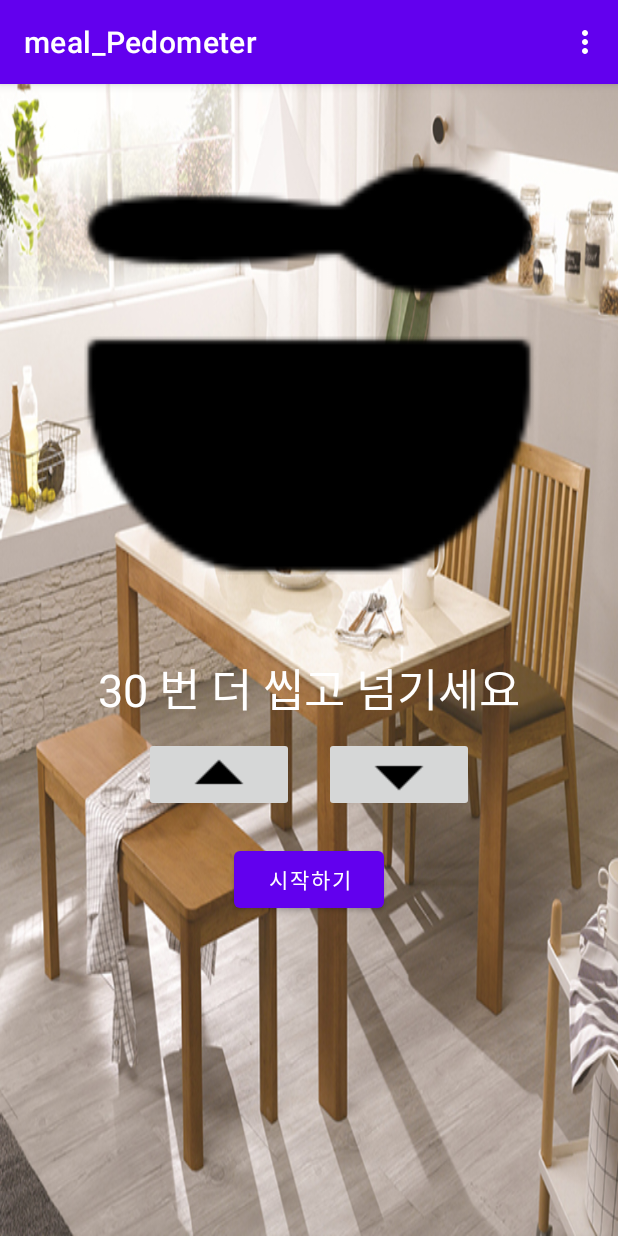
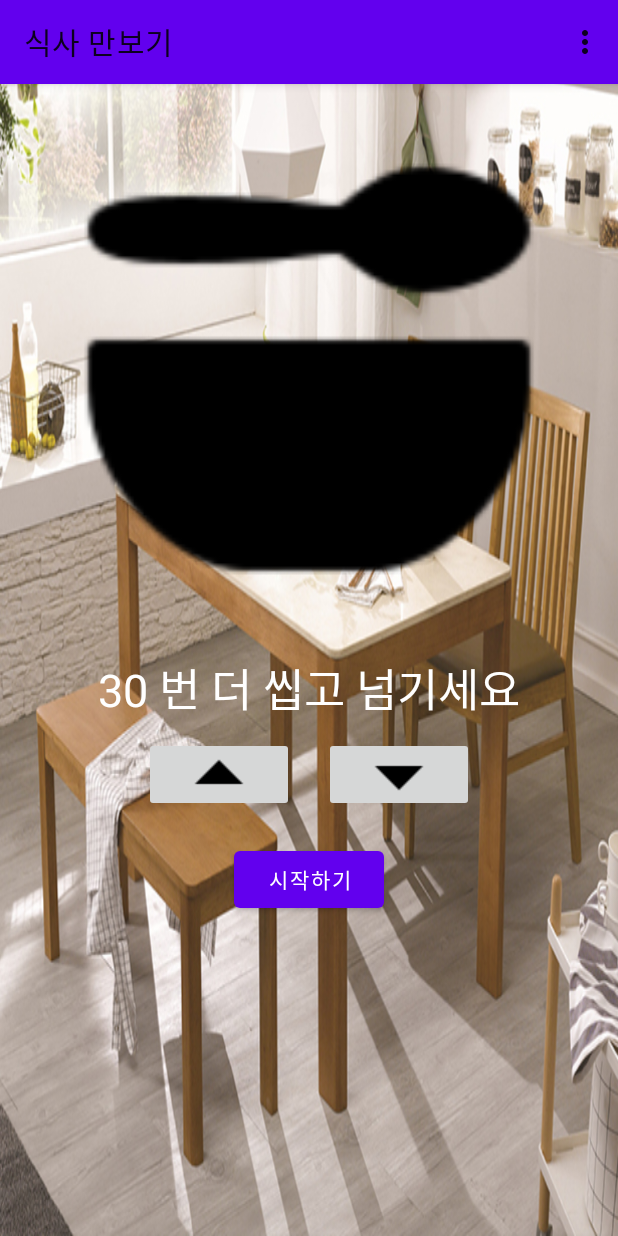
Before and after one commit to lemonbeer24/meal_Pedometer, an Android app: the screen it shows after launch (MainActivity), on a phone screen of 412 x 824 dp. Run offline under Robolectric (Android 15) with nearby library versions, the phone set to English and light mode, and no system bars.

Commit message:
툴 바 수정
툴 바 수정

```diff
--- a/app/src/main/AndroidManifest.xml
+++ b/app/src/main/AndroidManifest.xml
@@ -14,10 +14,11 @@
         <activity android:name=".MainActivity" android:exported="true">
             <intent-filter>
                 <action android:name="android.intent.action.MAIN" />
-
                 <category android:name="android.intent.category.LAUNCHER" />
             </intent-filter>
         </activity>
     </application>
 
+    <!--android:theme="@style/Theme.Meal_Pedometer"-->
+
 </manifest>
--- a/app/src/main/java/com/example/meal_pedometer/MainActivity.java
+++ b/app/src/main/java/com/example/meal_pedometer/MainActivity.java
@@ -1,7 +1,7 @@
 package com.example.meal_pedometer;
 
-import androidx.appcompat.app.AppCompatActivity;
-
+import android.app.ActionBar;
+import android.app.Activity;
 import android.content.Intent;
 import android.media.Image;
 import android.media.MediaPlayer;
@@ -17,6 +17,9 @@ import android.widget.Button;
 import android.widget.ImageButton;
 import android.widget.ImageView;
 import android.widget.TextView;
+
+import androidx.appcompat.app.AppCompatActivity;
+import androidx.appcompat.widget.Toolbar;
 
 public class MainActivity extends AppCompatActivity implements View.OnClickListener {
 
@@ -40,6 +43,9 @@ public class MainActivity extends AppCompatActivity implements View.OnClickListe
     protected void onCreate(Bundle savedInstanceState) {
         super.onCreate(savedInstanceState);
         setContentView(R.layout.activity_main);
+        Toolbar toolbar = findViewById(R.id.main_toolbar);
+        setSupportActionBar(toolbar);
+        getSupportActionBar().setTitle("식사 만보기");
 
         spoon_images_id = new int[]{R.drawable.spoon_100, R.drawable.spoon_half_48, R.drawable.icons_bowl_with_spoon_emt};
 
@@ -69,6 +75,7 @@ public class MainActivity extends AppCompatActivity implements View.OnClickListe
     public boolean onCreateOptionsMenu(Menu menu){
         MenuInflater inflater = getMenuInflater();
         inflater.inflate(R.menu.menu,menu);//xml 파일을 객체로 구현하는 팽창
+        //getActionBar().setTitle("asdf");
         //인자 : 메뉴 리소스 ,id 메뉴 객체
         return true;
     }
@@ -115,7 +122,6 @@ public class MainActivity extends AppCompatActivity implements View.OnClickListe
                 tt.interrupt();
                 t_stop = true;
                 btn_start.setText("시작하기");
-                //btn_start.setText("시작하기");
             }
         }
 
--- a/app/src/main/res/layout/activity_main.xml
+++ b/app/src/main/res/layout/activity_main.xml
@@ -7,6 +7,8 @@
     android:orientation="vertical"
     android:background="@drawable/backg1"
     tools:context=".MainActivity">
+
+    <include layout="@layout/maintoolbar"/>
 
     <ImageView
         xmlns:android = 'http://schemas.android.com/apk/res/android'
--- /dev/null
+++ b/app/src/main/res/layout/maintoolbar.xml
@@ -0,0 +1,10 @@
+<?xml version="1.0" encoding="utf-8"?>
+<androidx.appcompat.widget.Toolbar
+    xmlns:android="http://schemas.android.com/apk/res/android"
+    android:id="@+id/main_toolbar"
+    android:layout_width="match_parent"
+    android:layout_height="?attr/actionBarSize"
+    android:background="?attr/colorPrimary"
+    android:elevation="4dp"
+    android:theme="@style/ThemeOverlay.AppCompat.ActionBar">
+</androidx.appcompat.widget.Toolbar>
--- a/app/src/main/res/values-night/themes.xml
+++ b/app/src/main/res/values-night/themes.xml
@@ -1,6 +1,6 @@
 <resources xmlns:tools="http://schemas.android.com/tools">
     <!-- Base application theme. -->
-    <style name="Theme.Meal_Pedometer" parent="Theme.MaterialComponents.DayNight.DarkActionBar">
+    <style name="Theme.Meal_Pedometer" parent="Theme.MaterialComponents.DayNight.NoActionBar">
         <!-- Primary brand color. -->
         <item name="colorPrimary">@color/purple_200</item>
         <item name="colorPrimaryVariant">@color/purple_700</item>
--- a/app/src/main/res/values/themes.xml
+++ b/app/src/main/res/values/themes.xml
@@ -1,6 +1,6 @@
 <resources xmlns:tools="http://schemas.android.com/tools">
     <!-- Base application theme. -->
-    <style name="Theme.Meal_Pedometer" parent="Theme.MaterialComponents.DayNight.DarkActionBar">
+    <style name="Theme.Meal_Pedometer" parent="Theme.MaterialComponents.DayNight.NoActionBar">
         <!-- Primary brand color. -->
         <item name="colorPrimary">@color/purple_500</item>
         <item name="colorPrimaryVariant">@color/purple_700</item>
```
Also changed, not shown: app/build.gradle (+6 -6 lines).
